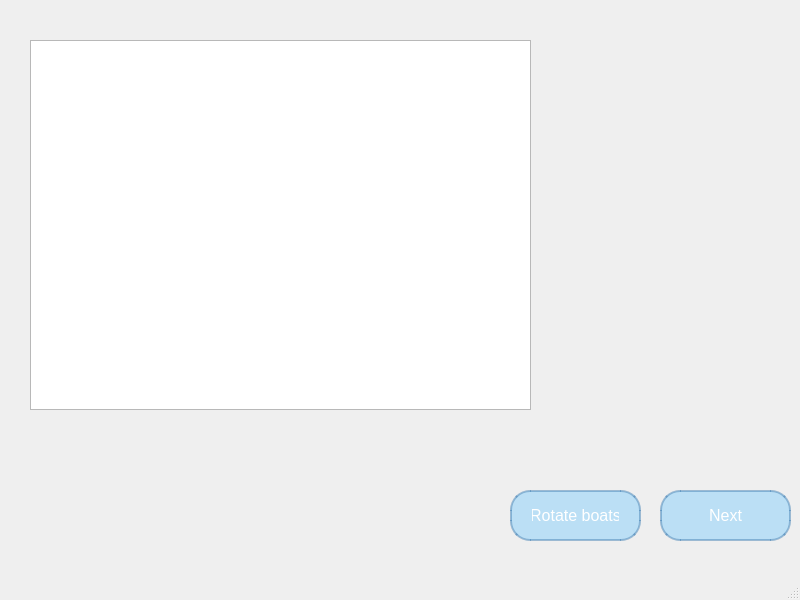
Above: SeaBattle/locationselectionwindow.ui from HorychenkoMax/World-Of-Sea-Battle before the change. Below: the same form after it.
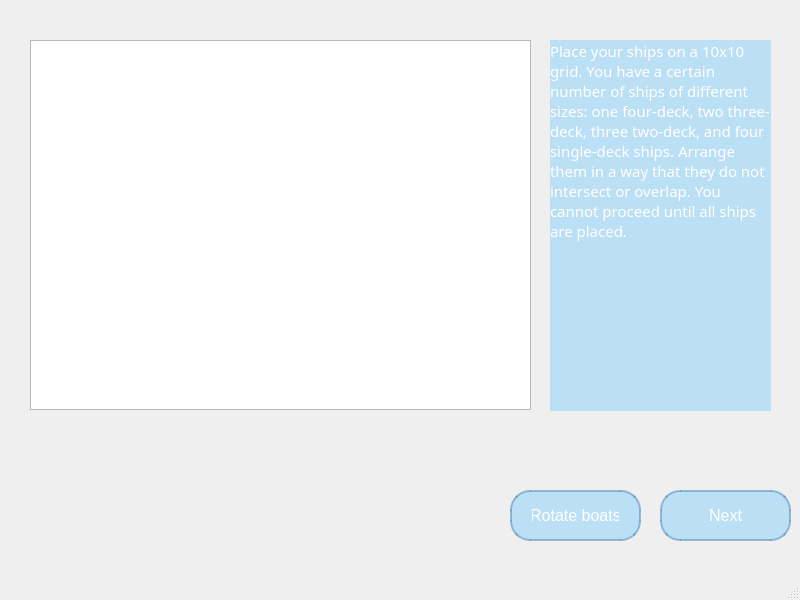
That is the form after the change.

```diff
--- a/SeaBattle/locationselectionwindow.ui
+++ b/SeaBattle/locationselectionwindow.ui
@@ -137,6 +137,56 @@
      <string>Rotate boats</string>
     </property>
    </widget>
+   <widget class="QLabel" name="InformationLabel">
+    <property name="geometry">
+     <rect>
+      <x>550</x>
+      <y>40</y>
+      <width>221</width>
+      <height>371</height>
+     </rect>
+    </property>
+    <property name="maximumSize">
+     <size>
+      <width>221</width>
+      <height>371</height>
+     </size>
+    </property>
+    <property name="font">
+     <font>
+      <family>Segoe Script</family>
+      <pointsize>11</pointsize>
+     </font>
+    </property>
+    <property name="tabletTracking">
+     <bool>false</bool>
+    </property>
+    <property name="layoutDirection">
+     <enum>Qt::LeftToRight</enum>
+    </property>
+    <property name="styleSheet">
+     <string notr="true">background-color: rgba(135, 206, 250, 0.5);
+color: #FFFFFF;</string>
+    </property>
+    <property name="lineWidth">
+     <number>1</number>
+    </property>
+    <property name="text">
+     <string>Place your ships on a 10x10 grid. You have a certain number of ships of different sizes: one four-deck, two three-deck, three two-deck, and four single-deck ships. Arrange them in a way that they do not intersect or overlap. You cannot proceed until all ships are placed.</string>
+    </property>
+    <property name="textFormat">
+     <enum>Qt::PlainText</enum>
+    </property>
+    <property name="scaledContents">
+     <bool>false</bool>
+    </property>
+    <property name="alignment">
+     <set>Qt::AlignLeading|Qt::AlignLeft|Qt::AlignTop</set>
+    </property>
+    <property name="wordWrap">
+     <bool>true</bool>
+    </property>
+   </widget>
   </widget>
   <widget class="QMenuBar" name="menubar">
    <property name="geometry">
```
Left out of the diff: 2 changed lines with no effect on the pictures.
